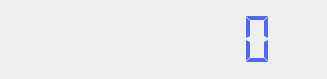
Old version of the form mainwindow.ui in the repository featherW/1-qtExampleForLearning-DigitalClock.
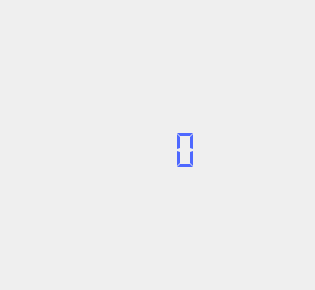
New version of the form.

The edit to the form file:
```diff
--- a/mainwindow.ui
+++ b/mainwindow.ui
@@ -6,19 +6,25 @@
    <rect>
     <x>0</x>
     <y>0</y>
-    <width>327</width>
-    <height>79</height>
+    <width>315</width>
+    <height>290</height>
    </rect>
   </property>
   <property name="windowTitle">
    <string>MainWindow</string>
   </property>
   <widget class="QWidget" name="centralWidget">
-   <layout class="QHBoxLayout" name="horizontalLayout">
-    <item>
      <widget class="QLCDNumber" name="curTime">
+    <property name="geometry">
+     <rect>
+      <x>10</x>
+      <y>130</y>
+      <width>211</width>
+      <height>41</height>
+     </rect>
+    </property>
       <property name="autoFillBackground">
-       <bool>true</bool>
+     <bool>false</bool>
       </property>
       <property name="styleSheet">
        <string notr="true">color:rgb(78, 104, 255)</string>
@@ -33,8 +39,21 @@
        <enum>QLCDNumber::Flat</enum>
       </property>
      </widget>
-    </item>
-   </layout>
+   <widget class="QLabel" name="label">
+    <property name="geometry">
+     <rect>
+      <x>0</x>
+      <y>10</y>
+      <width>271</width>
+      <height>221</height>
+     </rect>
+    </property>
+    <property name="text">
+     <string/>
+    </property>
+   </widget>
+   <zorder>label</zorder>
+   <zorder>curTime</zorder>
   </widget>
  </widget>
  <layoutdefault spacing="6" margin="11"/>
```
Lines whose indentation alone changed are shown as unchanged.
